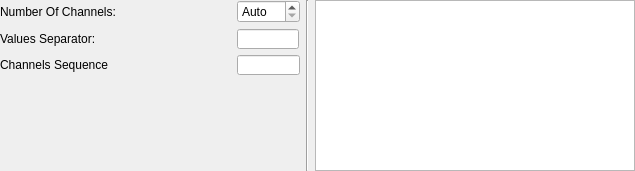
This is src/asciireadersettings.ui in ClementINSA/SerialPlot as Qt 5 draws it before an edit. The edited form follows.
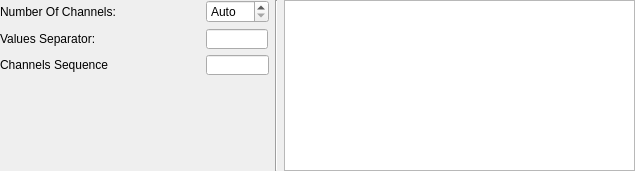
This is the edited form.

Commit message: Small changes to channels sequence. > adding hoover information > a non active channel continue slidding > resizing some elements

```diff
--- a/src/asciireadersettings.ui
+++ b/src/asciireadersettings.ui
@@ -33,6 +33,12 @@
      </property>
      <item row="1" column="0">
       <widget class="QLabel" name="label">
+       <property name="maximumSize">
+        <size>
+         <width>200</width>
+         <height>16777215</height>
+        </size>
+       </property>
        <property name="text">
         <string>Values Separator:</string>
        </property>
@@ -65,6 +71,12 @@
      </item>
      <item row="2" column="0">
       <widget class="QLabel" name="label_2">
+       <property name="maximumSize">
+        <size>
+         <width>200</width>
+         <height>16777215</height>
+        </size>
+       </property>
        <property name="text">
         <string>Channels Sequence</string>
        </property>
@@ -72,6 +84,12 @@
      </item>
      <item row="0" column="0">
       <widget class="QLabel" name="label_4">
+       <property name="maximumSize">
+        <size>
+         <width>200</width>
+         <height>16777215</height>
+        </size>
+       </property>
        <property name="text">
         <string>Number Of Channels:</string>
        </property>
```
Left out of the diff: 6 changed lines with no effect on the pictures. The commit also changes 1 other file.
